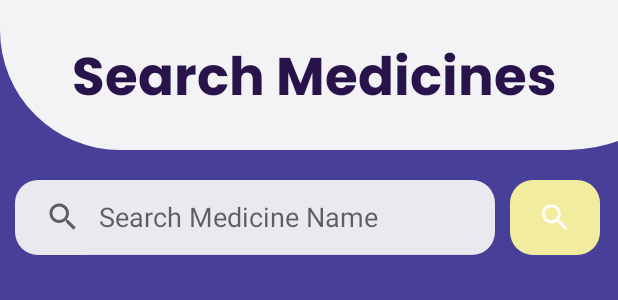
After one commit to srividya-p/PillTracker, an Android app: the layout activity_medicine_search.xml on its own in the app's theme, with its tools: preview values and no code run, on a phone screen of 412 x 824 dp. The commit adds this screen. Shown: the top 300 px of the screen. Run offline under Robolectric (Android 15) with nearby library versions, the phone set to English and light mode, and no system bars.

Commit message:
Search Medicine UI

```diff
--- /dev/null
+++ b/app/src/main/res/drawable/ic_baseline_search_24.xml
@@ -0,0 +1,5 @@
+<vector android:height="24dp" android:tint="#FFFFFF"
+    android:viewportHeight="24" android:viewportWidth="24"
+    android:width="24dp" xmlns:android="http://schemas.android.com/apk/res/android">
+    <path android:fillColor="@android:color/white" android:pathData="M15.5,14h-0.79l-0.28,-0.27C15.41,12.59 16,11.11 16,9.5 16,5.91 13.09,3 9.5,3S3,5.91 3,9.5 5.91,16 9.5,16c1.61,0 3.09,-0.59 4.23,-1.57l0.27,0.28v0.79l5,4.99L20.49,19l-4.99,-5zM9.5,14C7.01,14 5,11.99 5,9.5S7.01,5 9.5,5 14,7.01 14,9.5 11.99,14 9.5,14z"/>
+</vector>
--- /dev/null
+++ b/app/src/main/res/layout/activity_medicine_search.xml
@@ -0,0 +1,76 @@
+<?xml version="1.0" encoding="utf-8"?>
+<LinearLayout xmlns:android="http://schemas.android.com/apk/res/android"
+    xmlns:app="http://schemas.android.com/apk/res-auto"
+    xmlns:tools="http://schemas.android.com/tools"
+    android:orientation="vertical"
+    android:layout_width="match_parent"
+    android:layout_height="match_parent"
+    android:background="#473F98">
+
+    <androidx.constraintlayout.widget.ConstraintLayout
+        android:id="@+id/constraintLayout"
+        android:layout_width="478dp"
+        android:layout_height="100dp"
+        android:layout_marginBottom="10dp"
+        android:background="@drawable/round_nav"
+        android:backgroundTint="#F3F3F6"
+        app:layout_constraintBottom_toBottomOf="parent"
+        app:layout_constraintEnd_toEndOf="parent"
+        app:layout_constraintHorizontal_bias="0.791"
+        app:layout_constraintStart_toStartOf="parent">
+
+        <TextView
+            android:id="@+id/textView5"
+            android:layout_width="340dp"
+            android:layout_height="64dp"
+            android:fontFamily="@font/poppins_bold"
+            android:text="@string/search_medicines"
+            android:textColor="#28144A"
+            android:textSize="35sp"
+            app:layout_constraintBottom_toBottomOf="parent"
+            app:layout_constraintEnd_toEndOf="parent"
+            app:layout_constraintHorizontal_bias="0.35"
+            app:layout_constraintStart_toStartOf="parent"
+            app:layout_constraintTop_toTopOf="parent"
+            app:layout_constraintVertical_bias="0.674" />
+    </androidx.constraintlayout.widget.ConstraintLayout>
+
+
+    <LinearLayout
+    android:layout_width="wrap_content"
+    android:layout_height="wrap_content">
+
+        <androidx.appcompat.widget.SearchView
+            android:id="@+id/search_bar"
+            android:layout_width="wrap_content"
+            android:layout_height="50dp"
+            android:layout_margin="10dp"
+            android:background="@drawable/round_btns"
+            android:backgroundTint="#F7F7F7"
+            app:iconifiedByDefault="false"
+            app:queryHint="Search Medicine Name">
+
+        </androidx.appcompat.widget.SearchView>
+
+        <ImageButton
+            android:id="@+id/imageButton"
+            android:layout_width="60dp"
+            android:layout_height="50dp"
+            android:layout_marginTop="10dp"
+            android:background="@drawable/round_btns"
+            android:backgroundTint="#FFFAA0"
+            android:padding="20px"
+            android:scaleType="fitCenter"
+            app:srcCompat="@drawable/ic_baseline_search_24" />
+    </LinearLayout>
+
+    <ListView
+        android:id="@+id/medicineList"
+        android:layout_margin="2dp"
+        android:layout_width="match_parent"
+        android:layout_height="wrap_content"
+        android:divider="@android:color/transparent"
+        android:dividerHeight="10.0sp">
+    </ListView>
+
+</LinearLayout>
--- a/app/src/main/res/values/strings.xml
+++ b/app/src/main/res/values/strings.xml
@@ -21,4 +21,5 @@
 
     <string name="hello_first_fragment">Hello first fragment</string>
     <string name="hello_second_fragment">Hello second fragment. Arg: %1$s</string>
+    <string name="search_medicines">Search Medicines</string>
 </resources>
```
